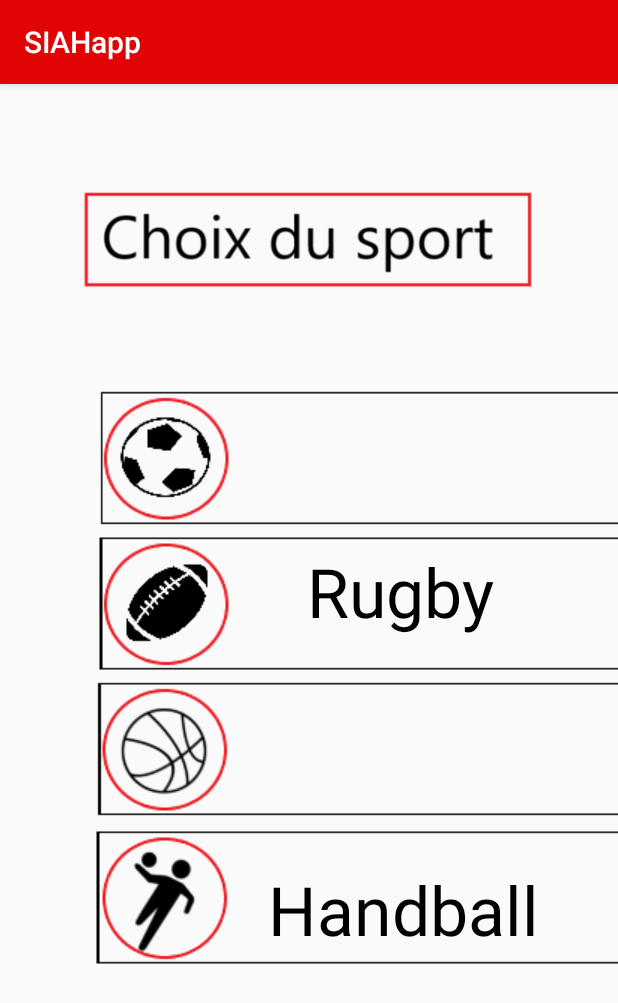
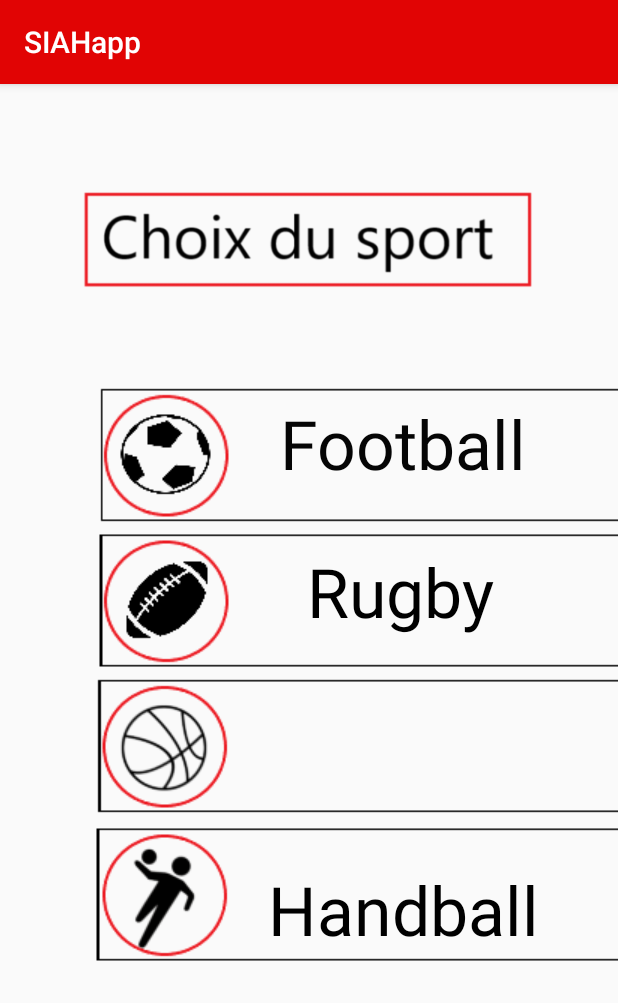
Before and after one commit to ETS-Android3/ApplicationSIAH_projetANDROID, an Android app: the Menu_sport screen opened directly, with no data from a screen before it, on a phone screen of 412 x 824 dp. Shown: the top 1003 px of the screen. Run offline under Robolectric (Android 15) with nearby library versions, the phone set to English and light mode, and no system bars.

Commit message:
menu pour chaque poste de foot

```diff
--- a/app/src/main/java/com/example/applicationsiah/Menu_sport.java
+++ b/app/src/main/java/com/example/applicationsiah/Menu_sport.java
@@ -31,6 +31,16 @@ public class Menu_sport extends AppCompatActivity {
 
         });
 
+
+        Button button_football = (Button)  findViewById(R.id.football_menu);
+        button_football.setOnClickListener(new View.OnClickListener() {
+            @Override
+            public void onClick(View view) {
+                visualiser_football();
+            }
+
+
+        });
     }
 
     private void visualiser_rugby() {
@@ -42,4 +52,9 @@ public class Menu_sport extends AppCompatActivity {
         Intent intent3 = new Intent(this, menu_handball.class);
         startActivity(intent3);
     }
+
+    private void visualiser_football() {
+        Intent intent5 = new Intent(this, menu_foot.class);
+        startActivity(intent5);
+    }
 }
--- a/app/src/main/res/layout/activity_menu_sport.xml
+++ b/app/src/main/res/layout/activity_menu_sport.xml
@@ -33,6 +33,7 @@
         app:layout_constraintHorizontal_bias="1.0"
         app:layout_constraintStart_toStartOf="parent"
         app:layout_constraintTop_toTopOf="parent"
+        app:layout_constraintVertical_bias="0.47"
         app:srcCompat="@drawable/sans_titre" />
 
     <Button
@@ -63,4 +64,19 @@
         app:layout_constraintVertical_bias="0.029"
         app:srcCompat="@drawable/coix_sport" />
 
+    <Button
+        android:id="@+id/football_menu"
+        android:layout_width="286dp"
+        android:layout_height="91dp"
+        android:background="#00F8F6F6"
+        android:text="Football"
+        android:textAppearance="@style/TextAppearance.AppCompat.Display2"
+        android:textColor="#050505"
+        app:layout_constraintBottom_toBottomOf="parent"
+        app:layout_constraintEnd_toEndOf="parent"
+        app:layout_constraintHorizontal_bias="1.0"
+        app:layout_constraintStart_toStartOf="parent"
+        app:layout_constraintTop_toTopOf="parent"
+        app:layout_constraintVertical_bias="0.287" />
+
 </android.support.constraint.ConstraintLayout>
```
